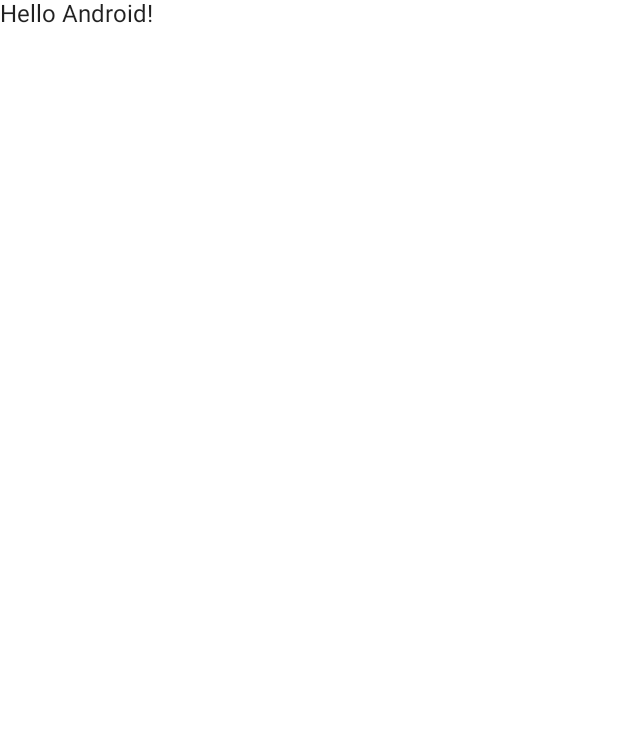
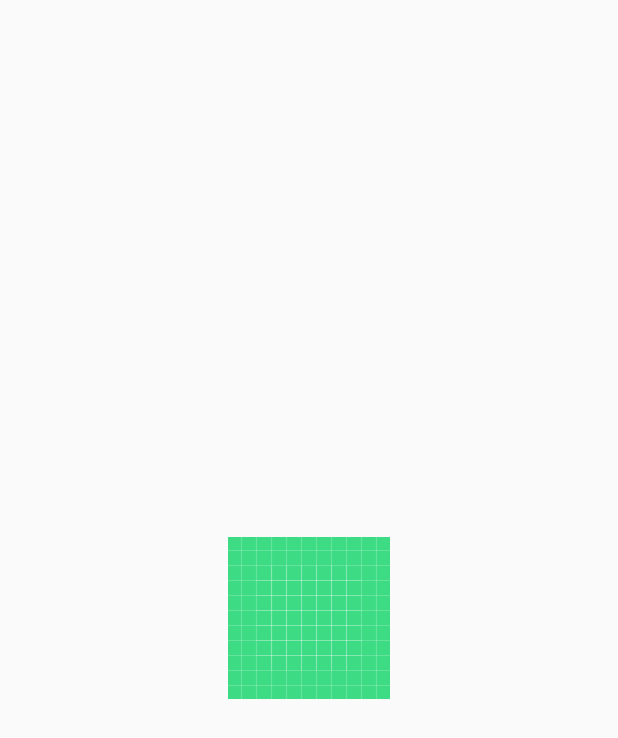
Before and after one commit to ahmed-zekri/Android-kotlin-social-media-compose, an Android app built with Jetpack Compose: the screen it shows after launch (MainActivity), on a phone screen of 412 x 824 dp. Before the commit the part shown is almost empty. Shown: the top 738 px of the screen. Run offline under Robolectric (Android 15) with nearby library versions, the phone set to English and light mode, and no system bars.

Commit message:
Splash screen implemented

```diff
--- a/app/build.gradle
+++ b/app/build.gradle
@@ -58,4 +58,21 @@ dependencies {
     androidTestImplementation 'androidx.test.espresso:espresso-core:3.4.0'
     androidTestImplementation "androidx.compose.ui:ui-test-junit4:$compose_version"
     debugImplementation "androidx.compose.ui:ui-tooling:$compose_version"
+
+    // Java language implementation
+    implementation("androidx.navigation:navigation-fragment:$nav_version")
+    implementation("androidx.navigation:navigation-ui:$nav_version")
+
+    // Kotlin
+    implementation("androidx.navigation:navigation-fragment-ktx:$nav_version")
+    implementation("androidx.navigation:navigation-ui-ktx:$nav_version")
+
+    // Feature module Support
+    implementation("androidx.navigation:navigation-dynamic-features-fragment:$nav_version")
+
+    // Testing Navigation
+    androidTestImplementation("androidx.navigation:navigation-testing:$nav_version")
+
+    // Jetpack Compose Integration
+    implementation("androidx.navigation:navigation-compose:$nav_version")
 }
--- a/app/src/main/java/com/example/socialmediaapp/MainActivity.kt
+++ b/app/src/main/java/com/example/socialmediaapp/MainActivity.kt
@@ -10,20 +10,16 @@ import androidx.compose.material.Text
 import androidx.compose.runtime.Composable
 import androidx.compose.ui.Modifier
 import androidx.compose.ui.tooling.preview.Preview
-import com.example.socialmediaapp.ui.theme.SocialMediaAppTheme
+import com.example.socialmediaapp.presentation.ui.theme.SocialMediaAppTheme
+import com.example.socialmediaapp.presentation.utils.Navigation
 
 class MainActivity : ComponentActivity() {
     override fun onCreate(savedInstanceState: Bundle?) {
         super.onCreate(savedInstanceState)
         setContent {
             SocialMediaAppTheme {
-                // A surface container using the 'background' color from the theme
-                Surface(
-                    modifier = Modifier.fillMaxSize(),
-                    color = MaterialTheme.colors.background
-                ) {
-                    Greeting("Android")
-                }
+           Navigation()
+
             }
         }
     }
--- /dev/null
+++ b/app/src/main/java/com/example/socialmediaapp/common/Constant.kt
@@ -0,0 +1,6 @@
+package com.example.socialmediaapp.common
+
+const val SPLASH_SCREEN_ROUTE = "splash"
+const val LOGIN_SCREEN_ROUTE = "login"
+const val REGISTER_SCREEN_ROUTE = "register"
+const val LOGO_SPLASH_DESCRIPTION = "logo"
--- /dev/null
+++ b/app/src/main/java/com/example/socialmediaapp/presentation/ui/theme/Color.kt
@@ -0,0 +1,9 @@
+package com.example.socialmediaapp.presentation.ui.theme
+
+import androidx.compose.ui.graphics.Color
+
+val DarkGray = Color(0xFF202020)
+val MediumGray = Color(0xFF404040)
+val TextWhite = Color(0xFFEEEEEE)
+val LightGray = Color(0xFF6D6D6D)
+val GreenAccent = Color(0xFF08FF04)
--- a/app/src/main/java/com/example/socialmediaapp/ui/theme/Shape.kt
+++ b/app/src/main/java/com/example/socialmediaapp/presentation/ui/theme/Shape.kt
@@ -1,4 +1,4 @@
-package com.example.socialmediaapp.ui.theme
+package com.example.socialmediaapp.presentation.ui.theme
 
 import androidx.compose.foundation.shape.RoundedCornerShape
 import androidx.compose.material.Shapes
--- /dev/null
+++ b/app/src/main/java/com/example/socialmediaapp/presentation/ui/theme/Theme.kt
@@ -0,0 +1,30 @@
+package com.example.socialmediaapp.presentation.ui.theme
+
+import androidx.compose.material.MaterialTheme
+import androidx.compose.material.darkColors
+import androidx.compose.runtime.Composable
+
+private val  ColorPalette = darkColors(
+    primary = GreenAccent,
+    background = DarkGray,
+    onBackground = TextWhite,
+    onPrimary = DarkGray,
+    surface = MediumGray,
+    onSurface = LightGray
+)
+
+@Composable
+fun SocialMediaAppTheme(
+    content: @Composable () -> Unit
+) {
+    val colors =
+        ColorPalette
+
+
+    MaterialTheme(
+        colors = colors,
+        typography = Typography,
+        shapes = Shapes,
+        content = content
+    )
+}
--- a/app/src/main/java/com/example/socialmediaapp/ui/theme/Type.kt
+++ b/app/src/main/java/com/example/socialmediaapp/presentation/ui/theme/Type.kt
@@ -1,4 +1,4 @@
-package com.example.socialmediaapp.ui.theme
+package com.example.socialmediaapp.presentation.ui.theme
 
 import androidx.compose.material.Typography
 import androidx.compose.ui.text.TextStyle
--- /dev/null
+++ b/app/src/main/java/com/example/socialmediaapp/presentation/utils/Navigation.kt
@@ -0,0 +1,26 @@
+package com.example.socialmediaapp.presentation.utils
+
+import androidx.compose.runtime.Composable
+import androidx.navigation.compose.NavHost
+import androidx.navigation.compose.composable
+import androidx.navigation.compose.rememberNavController
+import com.example.socialmediaapp.presentation.SplashScreen
+
+@Composable
+fun Navigation() {
+    val navController = rememberNavController()
+    NavHost(navController = navController, startDestination = Screen.SplashScreen.route) {
+        composable(Screen.SplashScreen.route)
+        {
+            SplashScreen(navController)
+
+        }
+
+        composable(Screen.LoginScreen.route)
+        {
+
+
+        }
+
+    }
+}
--- /dev/null
+++ b/app/src/main/java/com/example/socialmediaapp/presentation/utils/Screen.kt
@@ -0,0 +1,10 @@
+package com.example.socialmediaapp.presentation.utils
+
+import com.example.socialmediaapp.common.LOGIN_SCREEN_ROUTE
+import com.example.socialmediaapp.common.SPLASH_SCREEN_ROUTE
+
+sealed class Screen(val route: String) {
+    object SplashScreen : Screen(SPLASH_SCREEN_ROUTE)
+    object LoginScreen : Screen(LOGIN_SCREEN_ROUTE)
+    object RegisterScreen : Screen(SPLASH_SCREEN_ROUTE)
+}
--- /dev/null
+++ b/app/src/main/java/com/example/socialmediaapp/splash/Splash.kt
@@ -0,0 +1,25 @@
+package com.example.socialmediaapp.presentation
+
+import androidx.compose.foundation.Image
+import androidx.compose.foundation.layout.Box
+import androidx.compose.foundation.layout.fillMaxSize
+import androidx.compose.runtime.Composable
+import androidx.compose.ui.Alignment
+import androidx.compose.ui.Modifier
+import androidx.compose.ui.res.painterResource
+import androidx.navigation.NavController
+import com.example.socialmediaapp.R
+import com.example.socialmediaapp.common.LOGO_SPLASH_DESCRIPTION
+
+
+@Composable
+fun SplashScreen(navController: NavController) {
+    Box(modifier = Modifier.fillMaxSize(), contentAlignment = Alignment.Center) {
+
+        Image(
+            painter = painterResource(id = R.drawable.ic_launcher_background),
+            contentDescription = LOGO_SPLASH_DESCRIPTION
+        )
+
+    }
+}
--- a/app/src/main/java/com/example/socialmediaapp/ui/theme/Color.kt
+++ /dev/null
@@ -1,8 +0,0 @@
-package com.example.socialmediaapp.ui.theme
-
-import androidx.compose.ui.graphics.Color
-
-val Purple200 = Color(0xFFBB86FC)
-val Purple500 = Color(0xFF6200EE)
-val Purple700 = Color(0xFF3700B3)
-val Teal200 = Color(0xFF03DAC5)
--- a/app/src/main/java/com/example/socialmediaapp/ui/theme/Theme.kt
+++ /dev/null
@@ -1,47 +0,0 @@
-package com.example.socialmediaapp.ui.theme
-
-import androidx.compose.foundation.isSystemInDarkTheme
-import androidx.compose.material.MaterialTheme
-import androidx.compose.material.darkColors
-import androidx.compose.material.lightColors
-import androidx.compose.runtime.Composable
-
-private val DarkColorPalette = darkColors(
-    primary = Purple200,
-    primaryVariant = Purple700,
-    secondary = Teal200
-)
-
-private val LightColorPalette = lightColors(
-    primary = Purple500,
-    primaryVariant = Purple700,
-    secondary = Teal200
-
-    /* Other default colors to override
-    background = Color.White,
-    surface = Color.White,
-    onPrimary = Color.White,
-    onSecondary = Color.Black,
-    onBackground = Color.Black,
-    onSurface = Color.Black,
-    */
-)
-
-@Composable
-fun SocialMediaAppTheme(
-    darkTheme: Boolean = isSystemInDarkTheme(),
-    content: @Composable () -> Unit
-) {
-    val colors = if (darkTheme) {
-        DarkColorPalette
-    } else {
-        LightColorPalette
-    }
-
-    MaterialTheme(
-        colors = colors,
-        typography = Typography,
-        shapes = Shapes,
-        content = content
-    )
-}
--- a/build.gradle
+++ b/build.gradle
@@ -1,12 +1,13 @@
 buildscript {
     ext {
-        compose_version = '1.0.1'
+        compose_version = '1.1.1'
+        nav_version='2.4.1'
     }
 }// Top-level build file where you can add configuration options common to all sub-projects/modules.
 plugins {
     id 'com.android.application' version '7.1.2' apply false
     id 'com.android.library' version '7.1.2' apply false
-    id 'org.jetbrains.kotlin.android' version '1.5.21' apply false
+    id 'org.jetbrains.kotlin.android' version '1.6.10' apply false
 }
 
 task clean(type: Delete) {
```
